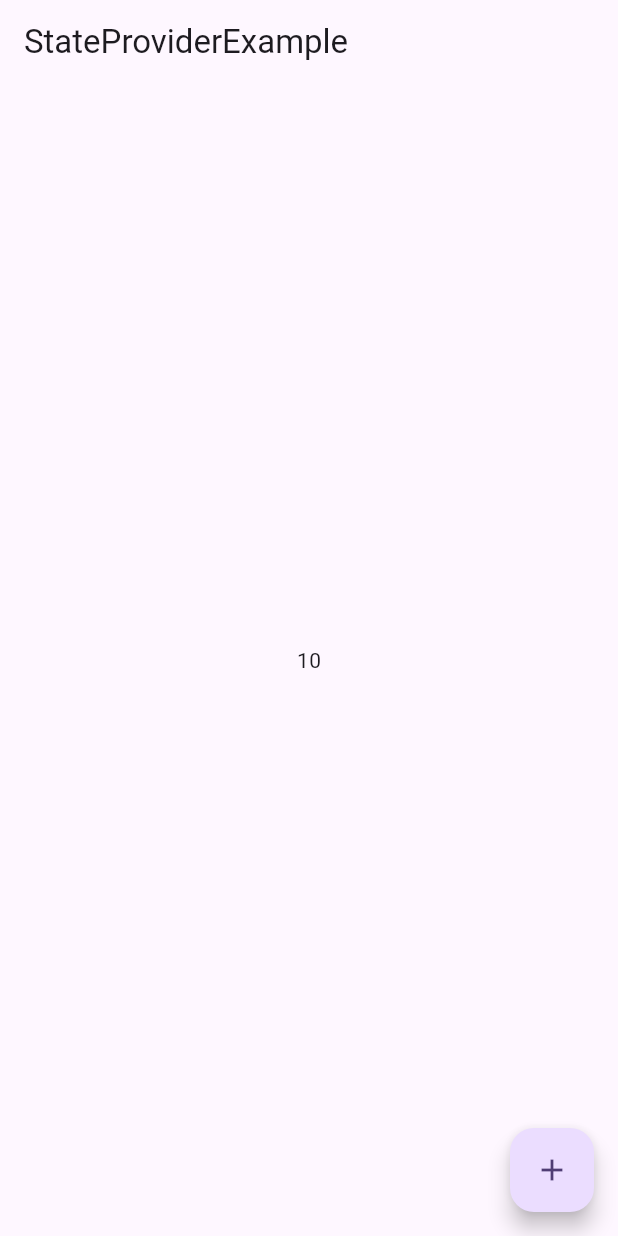
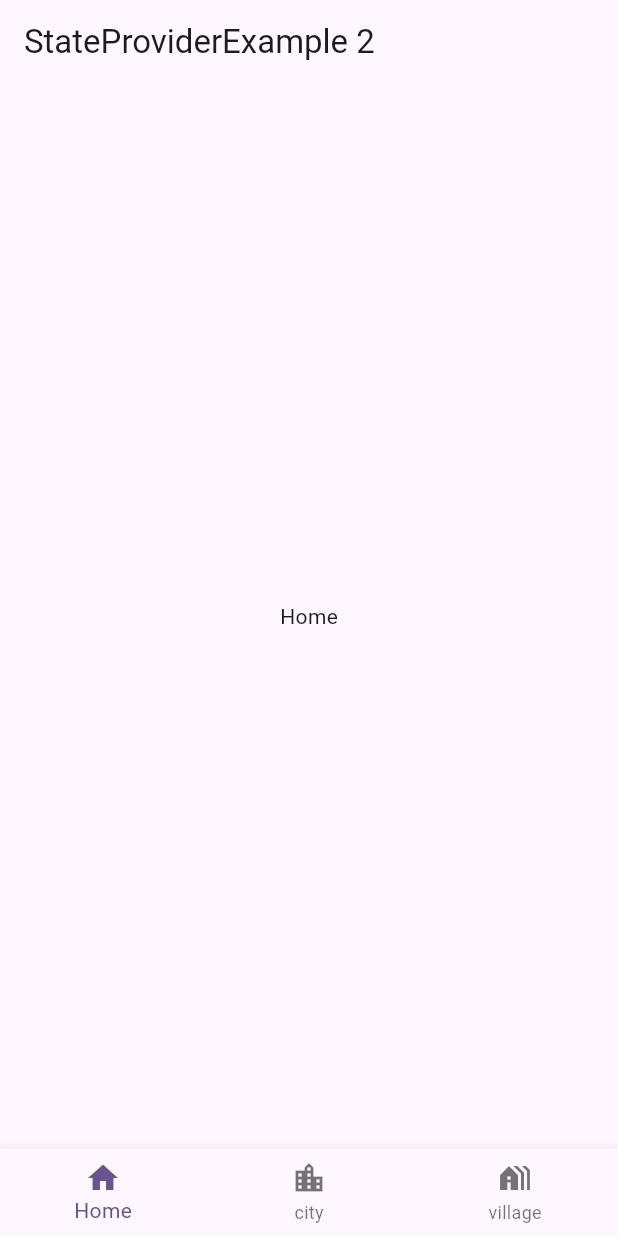
Before and after one commit to samih93/flutter_riverpod_tutorials, a Flutter app: the screen it shows after launch, on a phone screen of 412 x 824 dp. Run offline on Flutter 3.47's test engine with Material 3 defaults, Android fonts, the phone set to English and light mode, and no system bars; our stand-ins replace flutter_riverpod.

Commit message:
state provider

```diff
--- a/lib/main.dart
+++ b/lib/main.dart
@@ -1,8 +1,6 @@
 import 'package:flutter/material.dart';
 import 'package:flutter_riverpod/flutter_riverpod.dart';
-import 'package:youtube_riverpod_tutorials/change_notifier_provider/change_notifier_provider_example.dart';
-import 'package:youtube_riverpod_tutorials/home_screen.dart';
-import 'package:youtube_riverpod_tutorials/state_provider_example.dart';
+import 'package:youtube_riverpod_tutorials/state_provider/state_provider_example%202/state_provider_example2.dart';
 
 void main() {
   runApp(const ProviderScope(child: MyApp()));
@@ -20,7 +18,7 @@ class MyApp extends StatelessWidget {
         colorScheme: ColorScheme.fromSeed(seedColor: Colors.deepPurple),
         useMaterial3: true,
       ),
-      home: const StateProviderExample(),
+      home: StateProviderExample2(),
     );
   }
 }
--- /dev/null
+++ b/lib/state_provider/state_provider_example 2/screens/screen1.dart
@@ -0,0 +1,12 @@
+import 'package:flutter/material.dart';
+
+import 'package:flutter_riverpod/flutter_riverpod.dart';
+
+class Screen1 extends ConsumerWidget {
+  const Screen1({super.key});
+
+  @override
+  Widget build(BuildContext context, WidgetRef ref) {
+    return const Center(child: Text("Home"));
+  }
+}
--- /dev/null
+++ b/lib/state_provider/state_provider_example 2/state_provider_example2.dart
@@ -0,0 +1,43 @@
+import 'package:flutter/material.dart';
+import 'package:flutter_riverpod/flutter_riverpod.dart';
+import 'package:youtube_riverpod_tutorials/state_provider/state_provider_example%202/screens/screen1.dart';
+import 'package:youtube_riverpod_tutorials/state_provider/state_provider_example%202/screens/screen2.dart';
+import 'package:youtube_riverpod_tutorials/state_provider/state_provider_example%202/screens/screen3.dart';
+
+final currentMainIndexProvider = StateProvider<int>((ref) {
+  return 0;
+});
+
+class StateProviderExample2 extends ConsumerWidget {
+  StateProviderExample2({super.key});
+
+  final List<Widget> screens = [
+    const Screen1(),
+    const Screen2(),
+    const Screen3(),
+  ];
+
+  final bottomItems = [
+    const BottomNavigationBarItem(icon: Icon(Icons.home), label: "Home"),
+    const BottomNavigationBarItem(
+        icon: Icon(Icons.location_city), label: "city"),
+    const BottomNavigationBarItem(
+        icon: Icon(Icons.holiday_village), label: "village"),
+  ];
+  @override
+  Widget build(BuildContext context, WidgetRef ref) {
+    return Scaffold(
+      appBar: AppBar(
+        title: const Text("StateProviderExample 2"),
+      ),
+      body: screens[ref.watch(currentMainIndexProvider)],
+      bottomNavigationBar: BottomNavigationBar(
+        items: bottomItems,
+        currentIndex: ref.watch(currentMainIndexProvider),
+        onTap: (index) {
+          ref.read(currentMainIndexProvider.notifier).update((state) => index);
+        },
+      ),
+    );
+  }
+}
--- a/lib/state_provider_example.dart
+++ b/lib/state_provider/state_provider_example1.dart
@@ -5,8 +5,8 @@ final myStateProvider = StateProvider<int>((ref) {
   return 10;
 });
 
-class StateProviderExample extends ConsumerWidget {
-  const StateProviderExample({super.key});
+class StateProviderExample1 extends ConsumerWidget {
+  const StateProviderExample1({super.key});
 
   @override
   Widget build(BuildContext context, WidgetRef ref) {
@@ -18,7 +18,7 @@ class StateProviderExample extends ConsumerWidget {
         child: const Icon(Icons.add),
       ),
       appBar: AppBar(
-        title: const Text("StateProviderExample"),
+        title: const Text("StateProviderExample 1 "),
       ),
       body: Center(child: Text("${ref.watch(myStateProvider)}")),
     );
```
Also changed, not shown: lib/consumer_widget_consumer_stateful_widget/consumer_statefull_widget_example.dart (added, +31 -0 lines), lib/consumer_widget_consumer_stateful_widget/cosumer_widget_example.dart (added, +11 -0 lines), lib/state_provider/state_provider_example 2/screens/screen2.dart (added, +12 -0 lines), lib/state_provider/state_provider_example 2/screens/screen3.dart (added, +12 -0 lines).
